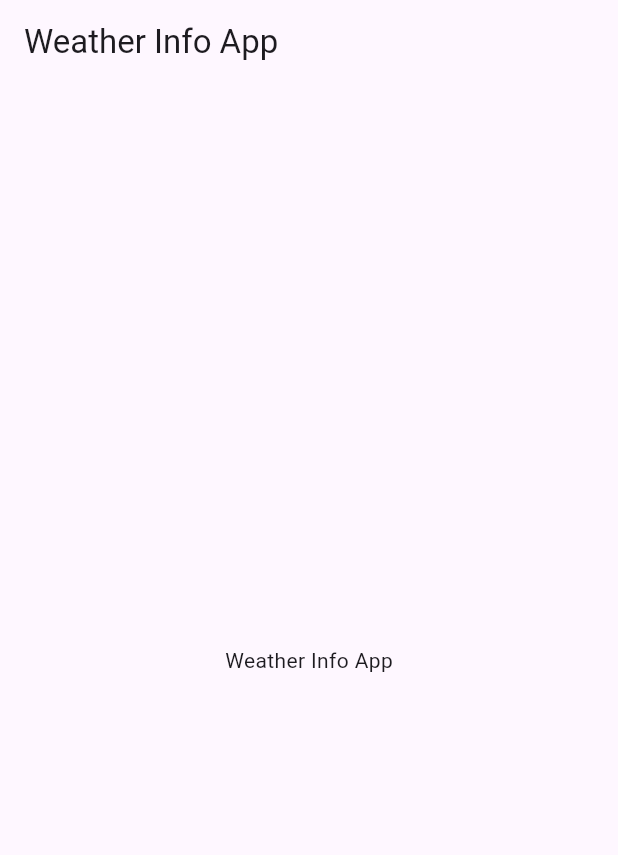
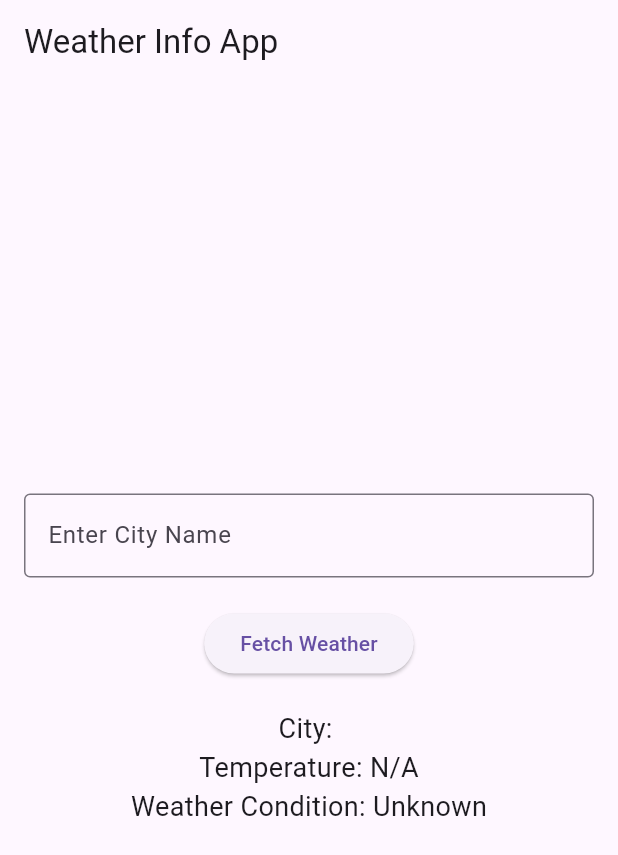
Before and after one commit to tan8325/weather_info_app, a Flutter app: the screen it shows after launch, on a phone screen of 412 x 824 dp. Shown: the top 855 px of the screen. Run offline on Flutter 3.47's test engine with Material 3 defaults, Android fonts, the light colour scheme and no system bars.

Commit message:
Basic UI with input field and button

```diff
--- a/lib/main.dart
+++ b/lib/main.dart
@@ -13,12 +13,71 @@ class MyApp extends StatelessWidget {
         primarySwatch: Colors.blue,
         useMaterial3: true,
       ),
-      home: Scaffold(
-        appBar: AppBar(
-          title: Text('Weather Info App'),
+      home: WeatherHomePage(),
+    );
+  }
+}
+
+class WeatherHomePage extends StatefulWidget {
+  @override
+  _WeatherHomePageState createState() => _WeatherHomePageState();
+}
+
+class _WeatherHomePageState extends State<WeatherHomePage> {
+  final TextEditingController _cityController = TextEditingController();
+
+  String _cityName = '';
+  String _temperature = 'N/A';
+  String _weatherCondition = 'Unknown';
+
+  void _fetchWeather() {
+    setState(() {
+      _cityName = _cityController.text;
+      _temperature = '150°F';
+      _weatherCondition = 'Freezing';
+    });
+  }
+
+  @override
+  Widget build(BuildContext context) {
+    return Scaffold(
+      appBar: AppBar(
+        title: Text('Weather Info App'),
+      ),
+      body: Padding(
+        padding: const EdgeInsets.all(16.0),
+        child: Column(
+          mainAxisAlignment: MainAxisAlignment.center,
+          children: <Widget>[
+            TextField(
+              controller: _cityController,
+              decoration: InputDecoration(
+                labelText: 'Enter City Name',
+                border: OutlineInputBorder(),
+              ),
+            ),
+            SizedBox(height: 20),
+
+            ElevatedButton(
+              onPressed: _fetchWeather,
+              child: Text('Fetch Weather'),
+            ),
+            SizedBox(height: 20),
+
+            Text(
+              'City: $_cityName',
+              style: TextStyle(fontSize: 18),
+            ),
+            Text(
+              'Temperature: $_temperature',
+              style: TextStyle(fontSize: 18),
+            ),
+            Text(
+              'Weather Condition: $_weatherCondition',
+              style: TextStyle(fontSize: 18),
+            ),
+          ],
         ),
-        body: Center(
-          child: Text('Weather Info App'),
       ),
     );
   }
```
